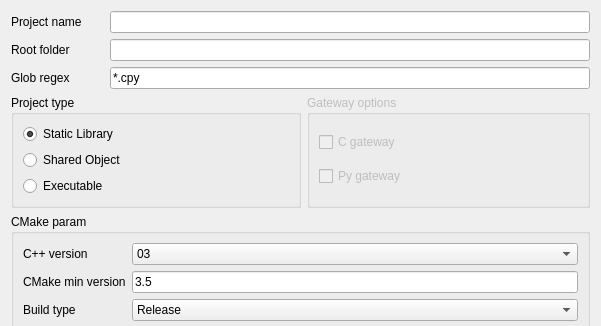
This is PyCpp/gui/pycpp_template.ui in omarboukhris/parselibcpp as Qt 5 draws it before an edit; both pictures show x 0 to 601 and y 0 to 326 of the 601 by 551 pixel window. The edited form follows.
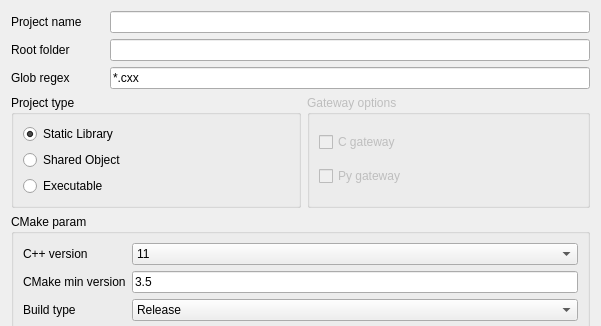
This is the edited form.

Patch:
```diff
--- a/PyCpp/gui/pycpp_template.ui
+++ b/PyCpp/gui/pycpp_template.ui
@@ -110,7 +110,7 @@
    <item row="2" column="1" colspan="5">
     <widget class="QLineEdit" name="globex_lineEdit">
      <property name="text">
-      <string>*.cpy</string>
+      <string>*.cxx</string>
      </property>
     </widget>
    </item>
@@ -151,13 +151,8 @@
       <item row="0" column="1">
        <widget class="QComboBox" name="cppver_comboBox">
         <property name="currentText">
-         <string>03</string>
+         <string>11</string>
         </property>
-        <item>
-         <property name="text">
-          <string>03</string>
-         </property>
-        </item>
         <item>
          <property name="text">
           <string>11</string>
```
